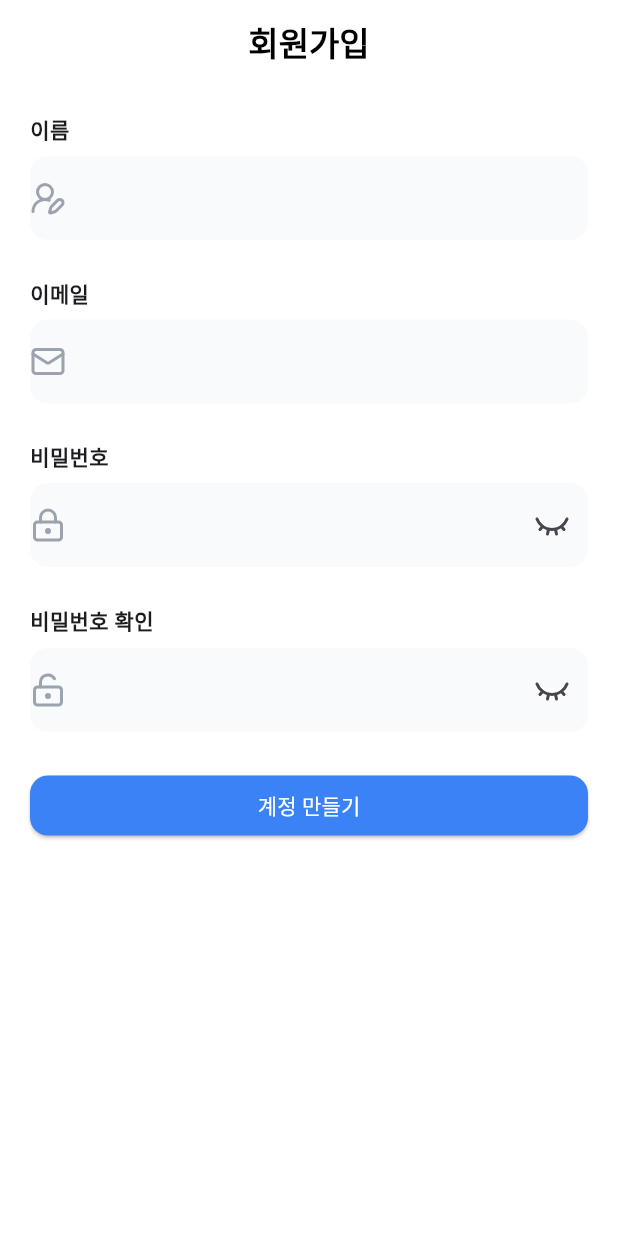
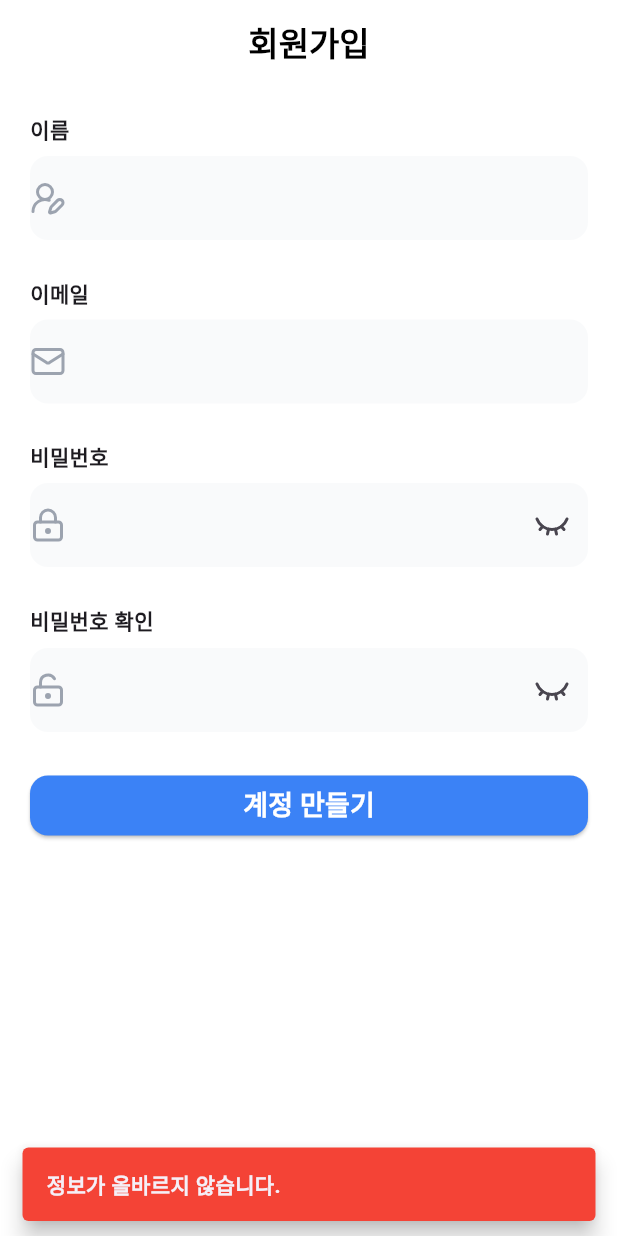
Before and after one commit to SoYoung1218/unitask, a Flutter app: the SignupPage screen opened by its route, after a tap on "계정 만들기", on a phone screen of 412 x 824 dp. Run offline on Flutter 3.47's test engine with Material 3 defaults, Android fonts, the phone set to English and light mode, and no system bars; our stand-ins replace go_router, lucide_icons_flutter.

Commit message:
9주차
9

```diff
--- a/lib/app/extensions/snackbar_extension.dart
+++ b/lib/app/extensions/snackbar_extension.dart
@@ -1,9 +1,21 @@
 import 'package:flutter/material.dart';
 
 extension SnackbarExtension on BuildContext {
-  void showSnackbar(String text) {
+  void showSnackbar(
+    String text, {
+      bool isError = false,
+    }) {
     ScaffoldMessenger.of(this).showSnackBar(
-      SnackBar(behavior: SnackBarBehavior.floating, content: Text(text)),
+      SnackBar(
+        behavior: .floating,
+        backgroundColor: isError ? Colors.red : null,
+        content: Text(
+          text,
+          style: const TextStyle(
+            fontWeight: .bold,
+          ),
+          )
+        ),
     );
   }
 }
--- /dev/null
+++ b/lib/services/api_services.dart
@@ -0,0 +1,40 @@
+import 'dart:convert';
+import 'package:flutter/foundation.dart';
+import 'package:http/http.dart' as http;
+
+class ApiService {
+  static final String _hostUrl = 'https://daelim.fleecy.dev/functions/v1';
+  static final String _signupUrl = '$_hostUrl/students/signup';
+
+  static bool _enableOnce = false;
+
+  static Future<bool?> signup({
+    required String email,
+    required String password,
+    required String name,
+  }) async {
+    if (_enableOnce) return null;
+    _enableOnce = true;
+
+    final response = await http.post(
+      Uri.parse(_signupUrl),
+      body: jsonEncode({
+        'email' : email,
+        'password' : password,
+        'name' : name,
+      }),
+    );
+    final statusCode = response.statusCode;
+
+    _enableOnce = false;
+
+    debugPrint('Response[$statusCode]: ${response.body}');
+
+    if (statusCode != 200) {
+      debugPrint('에러');
+      return false ;
+    }
+
+    return true;
+  }
+}
--- a/lib/ui/pages/login/login_page.dart
+++ b/lib/ui/pages/login/login_page.dart
@@ -21,6 +21,7 @@ class _LoginPageState extends State<LoginPage> {
       body: Padding(
         padding: .all(20),
         child: Center(
+          child: SingleChildScrollView(
             child: Column(
               mainAxisSize: .min,
               children: [
@@ -95,6 +96,7 @@ class _LoginPageState extends State<LoginPage> {
             ),
           ),
         ),
+      ),
     );
   }
 }
--- a/lib/ui/pages/signup/signup_page.dart
+++ b/lib/ui/pages/signup/signup_page.dart
@@ -1,5 +1,8 @@
 import 'package:flutter/material.dart';
+import 'package:go_router/go_router.dart';
 import 'package:lucide_icons_flutter/lucide_icons.dart';
+import 'package:task_app/app/extensions/snackbar_extension.dart';
+import 'package:task_app/services/api_services.dart';
 import 'package:task_app/ui/common/label_text_field.dart';
 
 class SignupPage extends StatefulWidget {
@@ -15,6 +18,11 @@ class _SignupPageState extends State<SignupPage> {
   final TextEditingController _passwordController = .new();
   final TextEditingController _passwordConfirmController= .new();//생성
 
+  bool _loading = false;
+
+  void _startLoading() => setState(() => _loading = true);
+  void _stopLoading() => setState(() => _loading = false);
+
   @override
   void dispose () {
     _nameController.dispose();
@@ -23,18 +31,49 @@ class _SignupPageState extends State<SignupPage> {
     _passwordConfirmController.dispose();
   }
 
-  void _onSignup() {
+  Future<void> _onSignup() async{
     debugPrint('계정 만들기');
 
-    final name = _nameController.text;
-    final email = _emailController.text;
-    final password = _passwordController.text;
-    final passwordConfirm = _passwordConfirmController.text;
+    final name = _nameController.text.trim();
+    final email = _emailController.text.trim();
+    final password = _passwordController.text.trim();
+    final passwordConfirm = _passwordConfirmController.text.trim();
 
-    debugPrint('이름: $name');
-    debugPrint('이메일: $email');
-    debugPrint('비밀번호: $password');
-    debugPrint('비밀번호 확인: $passwordConfirm');
+    if (name.isEmpty ||  email.isEmpty || password.isEmpty) {
+    context.showSnackbar('정보가 올바르지 않습니다.', isError: true,
+    );
+    return;
+  }
+
+  if (password != passwordConfirm) {
+    context.showSnackbar('비밀번호가 일치하지 않습니다.', isError: true,
+    );
+    return;
+  }
+
+    _startLoading();
+
+    final singupResult = await ApiService.signup(
+      email: email,
+      password: password,
+      name: name,
+    );
+
+    _stopLoading();
+
+    if (singupResult == null) return;
+
+    if (!singupResult) {
+      if (mounted) {
+          context.showSnackbar(
+            '계정 생성에 실패했습니다.',
+            isError: true,
+          );
+        }
+      return;
+    }
+
+    if (mounted) context.pop();
   }
 
   @override
@@ -51,6 +90,7 @@ class _SignupPageState extends State<SignupPage> {
       ),
       body: Padding(
         padding: const .all(20),
+        child: SingleChildScrollView(
           child: Column(
             spacing: 25,
             children: [
@@ -80,12 +120,25 @@ class _SignupPageState extends State<SignupPage> {
                   width: .infinity,
                   child: ElevatedButton(
                     onPressed: _onSignup,
-                  child: const Text('계정 만들기'),
+                    child: _loading
+                      ? const SizedBox.square(
+                        dimension: 30,
+                        child: CircularProgressIndicator(
+                          color: Colors.white,
+                        ),
+                      )
+                      : const Text(
+                        '계정 만들기',
+                        style: TextStyle(
+                          fontSize: 18,
+                          fontWeight: .bold),
+                        ),
                   ),
                 ),
             ],
           ),
         ),
+      ),
     );
   }
 }
--- a/pubspec.yaml
+++ b/pubspec.yaml
@@ -20,6 +20,7 @@ dependencies:
   go_router: ^17.2.0
   provider: ^6.1.5+1
   shared_preferences: ^2.5.5
+  http:
 
 dev_dependencies:
   flutter_test:
```
Also changed, not shown: pubspec.lock, 3 other files. Lines whose indentation alone changed are shown as unchanged.
